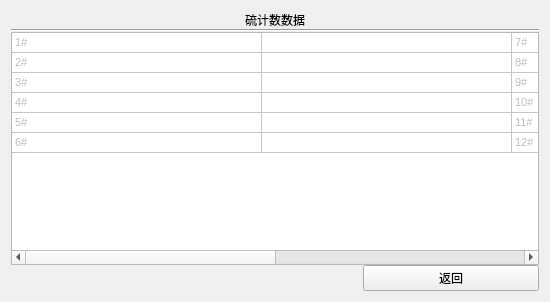
Above: query_s_count_data.ui from urielyan/kairen_ok335xs before the change. Below: the same form after it.
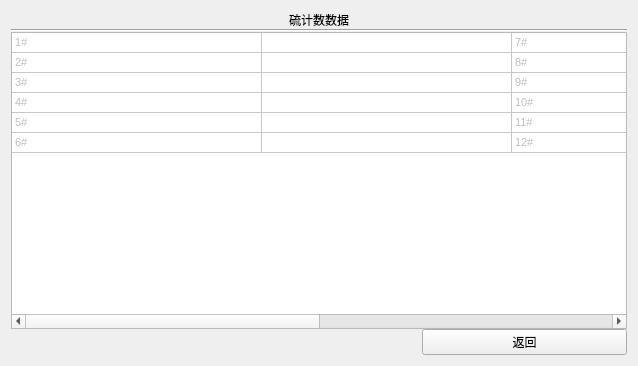
That is the form after the change. Custom widgets are drawn as their Qt base class.

What changed in the file:
```diff
--- a/query_s_count_data.ui
+++ b/query_s_count_data.ui
@@ -6,8 +6,8 @@
    <rect>
     <x>0</x>
     <y>0</y>
-    <width>550</width>
-    <height>302</height>
+    <width>638</width>
+    <height>366</height>
    </rect>
   </property>
   <property name="windowTitle">
```
